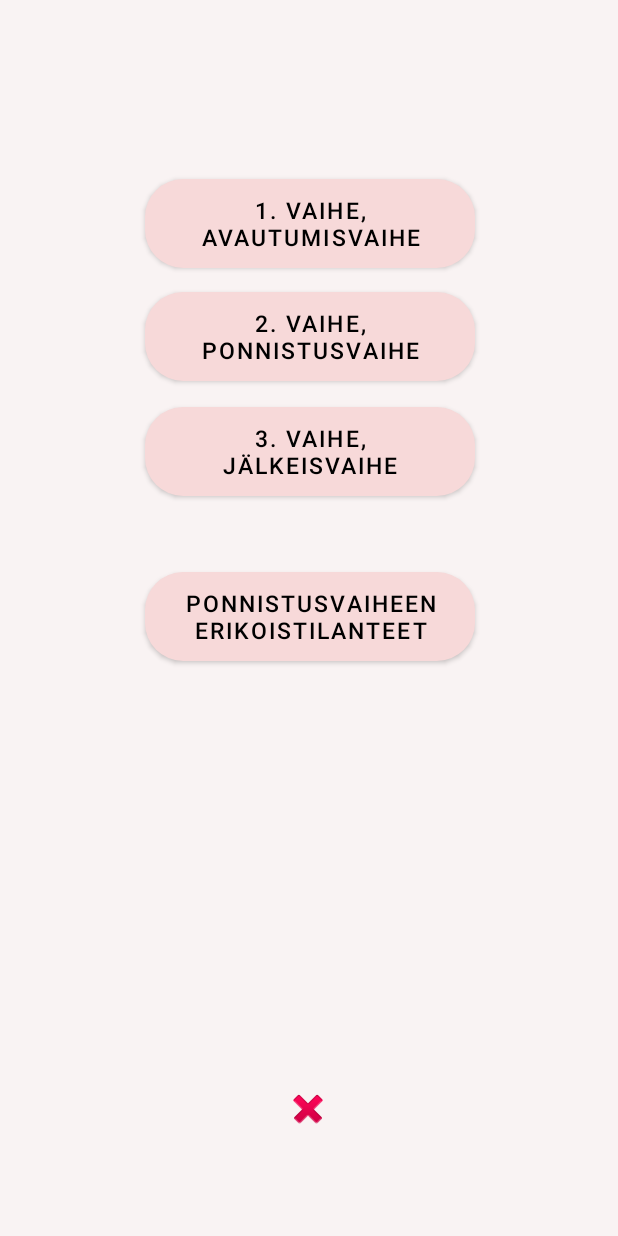
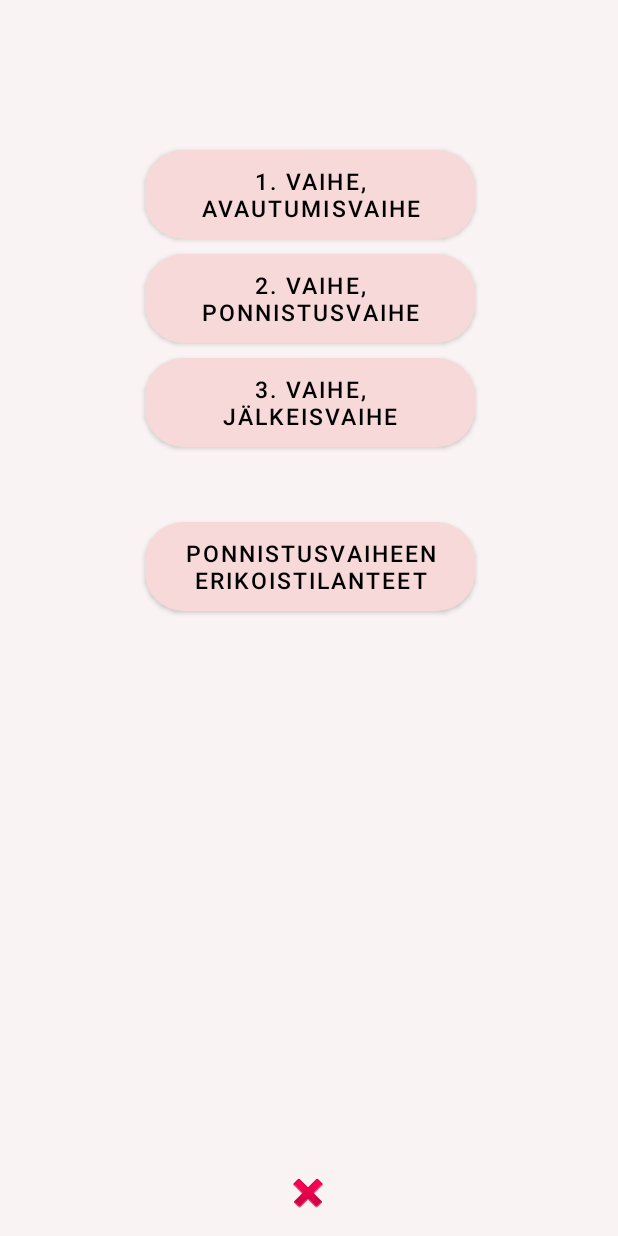
Before and after one commit to Hankonen/JokuAppi, an Android app: the Straight_to_labor_activity screen opened directly, with no data from a screen before it, on a phone screen of 412 x 824 dp. Run offline under Robolectric (Android 15) with nearby library versions, the phone set to English and light mode, and no system bars.

Commit message:
Animaation constrainit paranneltu

```diff
--- a/app/src/main/res/layout/activity_straight_to_labor_activity.xml
+++ b/app/src/main/res/layout/activity_straight_to_labor_activity.xml
@@ -15,6 +15,7 @@
         style="@style/button_style"
         android:layout_width="220dp"
         android:layout_height="wrap_content"
+        android:layout_marginTop="100dp"
         android:onClick="onClickListener_ekaVaihe"
         android:text="@string/button_eka_vaihe"
         app:layout_constraintBottom_toBottomOf="parent"
@@ -22,50 +23,48 @@
         app:layout_constraintHorizontal_bias="0.502"
         app:layout_constraintStart_toStartOf="parent"
         app:layout_constraintTop_toTopOf="parent"
-        app:layout_constraintVertical_bias="0.156" />
+        app:layout_constraintVertical_bias="0.0" />
 
     <Button
         android:id="@+id/button_toka_vaihe"
         style="@style/button_style"
         android:layout_width="220dp"
         android:layout_height="wrap_content"
+        android:layout_marginTop="10dp"
         android:onClick="onClickListener_NormalLabor"
         android:text="@string/button_toka_vaihe"
         app:layout_constraintBottom_toBottomOf="parent"
-        app:layout_constraintEnd_toEndOf="parent"
-        app:layout_constraintHorizontal_bias="0.0"
+        app:layout_constraintEnd_toEndOf="@+id/button_eka_vaihe"
         app:layout_constraintStart_toStartOf="@+id/button_eka_vaihe"
-        app:layout_constraintTop_toTopOf="parent"
-        app:layout_constraintVertical_bias="0.255" />
+        app:layout_constraintTop_toBottomOf="@+id/button_eka_vaihe"
+        app:layout_constraintVertical_bias="0.0" />
 
     <Button
         android:id="@+id/button_erikoisvaiheet"
         style="@style/button_style"
         android:layout_width="220dp"
         android:layout_height="wrap_content"
-        android:layout_marginEnd="77dp"
+        android:layout_marginTop="50dp"
         android:text="@string/Erikoistilanteet"
         app:layout_constraintBottom_toBottomOf="parent"
-        app:layout_constraintEnd_toEndOf="parent"
-        app:layout_constraintHorizontal_bias="0.0"
-        app:layout_constraintStart_toStartOf="@+id/button_toka_vaihe"
-        app:layout_constraintTop_toTopOf="parent"
-        app:layout_constraintVertical_bias="0.499" />
+        app:layout_constraintEnd_toEndOf="@+id/button_kolmas_vaihe2"
+        app:layout_constraintStart_toStartOf="@+id/button_kolmas_vaihe2"
+        app:layout_constraintTop_toBottomOf="@+id/button_kolmas_vaihe2"
+        app:layout_constraintVertical_bias="0.0" />
 
     <Button
         android:id="@+id/button_kolmas_vaihe2"
         style="@style/button_style"
         android:layout_width="220dp"
         android:layout_height="wrap_content"
-        android:layout_marginEnd="77dp"
+        android:layout_marginTop="10dp"
         android:onClick="onClickListener_kolmasVaihe"
         android:text="@string/button_kolmas_vaihe"
         app:layout_constraintBottom_toBottomOf="parent"
-        app:layout_constraintEnd_toEndOf="parent"
-        app:layout_constraintHorizontal_bias="0.0"
-        app:layout_constraintStart_toStartOf="@+id/button_erikoisvaiheet"
-        app:layout_constraintTop_toTopOf="parent"
-        app:layout_constraintVertical_bias="0.355" />
+        app:layout_constraintEnd_toEndOf="@+id/button_toka_vaihe"
+        app:layout_constraintStart_toStartOf="@+id/button_toka_vaihe"
+        app:layout_constraintTop_toBottomOf="@+id/button_toka_vaihe"
+        app:layout_constraintVertical_bias="0.0" />
 
     <Button
         android:id="@+id/button_normal_labor2"
@@ -116,13 +115,14 @@
         android:id="@+id/exit_button_STL"
         android:layout_width="68dp"
         android:layout_height="57dp"
-        android:layout_marginBottom="56dp"
         android:background="#00FFFFFF"
         android:onClick="onClick_exit"
         app:layout_constraintBottom_toBottomOf="parent"
         app:layout_constraintEnd_toEndOf="parent"
         app:layout_constraintHorizontal_bias="0.498"
         app:layout_constraintStart_toStartOf="parent"
+        app:layout_constraintTop_toTopOf="parent"
+        app:layout_constraintVertical_bias="1.0"
         app:srcCompat="@android:drawable/ic_delete" />
 
 </androidx.constraintlayout.motion.widget.MotionLayout>
--- a/app/src/main/res/xml/activity_straight_to_labor_activity_scene.xml
+++ b/app/src/main/res/xml/activity_straight_to_labor_activity_scene.xml
@@ -6,7 +6,7 @@
     <Transition
         motion:constraintSetEnd="@+id/end"
         motion:constraintSetStart="@id/start"
-        motion:duration="1000">
+        motion:duration="500">
        <KeyFrameSet>
            <KeyAttribute
                motion:motionTarget="@+id/button_eka_vaihe"
@@ -21,88 +21,85 @@
     <ConstraintSet android:id="@+id/end">
         <Constraint
             android:layout_height="wrap_content"
-            motion:layout_constraintStart_toStartOf="parent"
             motion:layout_constraintBottom_toBottomOf="parent"
-            motion:layout_constraintHorizontal_bias="0.528"
-            motion:layout_constraintEnd_toEndOf="parent"
             android:layout_width="220dp"
             android:id="@+id/button_toka_vaihe"
             motion:layout_constraintTop_toBottomOf="@+id/button_eka_vaihe"
-            motion:layout_constraintVertical_bias="0.031"
-            android:layout_marginTop="2dp" />
+            motion:layout_constraintVertical_bias="0.0"
+            android:layout_marginTop="10dp"
+            motion:layout_constraintStart_toStartOf="@+id/button_eka_vaihe"
+            motion:layout_constraintEnd_toEndOf="@+id/button_eka_vaihe" />
         <Constraint
-            motion:layout_constraintVertical_bias="0.587"
             android:layout_height="60dp"
             motion:layout_constraintStart_toStartOf="parent"
-            motion:layout_constraintTop_toTopOf="parent"
             motion:layout_constraintBottom_toBottomOf="parent"
             motion:layout_constraintHorizontal_bias="0.497"
             motion:layout_constraintEnd_toEndOf="parent"
             android:layout_width="180dp"
-            android:id="@+id/button_normal_labor2" />
+            android:id="@+id/button_normal_labor2"
+            motion:layout_constraintTop_toBottomOf="@+id/button_erikoisvaiheet"
+            motion:layout_constraintVertical_bias="0.0"
+            android:layout_marginTop="10dp" />
         <Constraint
             android:layout_height="60dp"
             motion:layout_constraintBottom_toBottomOf="parent"
-            motion:layout_constraintEnd_toEndOf="parent"
             android:layout_width="180dp"
             android:id="@+id/button_peratilan_synnytys2"
+            motion:layout_constraintStart_toStartOf="@+id/button_normal_labor2"
             motion:layout_constraintTop_toBottomOf="@+id/button_normal_labor2"
-            motion:layout_constraintVertical_bias="0.055"
-            motion:layout_constraintStart_toStartOf="@+id/button_normal_labor2"
-            motion:layout_constraintHorizontal_bias="0.0" />
+            motion:layout_constraintVertical_bias="0.0"
+            android:layout_marginTop="10dp"
+            motion:layout_constraintEnd_toEndOf="@+id/button_normal_labor2" />
         <Constraint
             android:layout_height="60dp"
             motion:layout_constraintBottom_toBottomOf="parent"
-            motion:layout_constraintEnd_toEndOf="parent"
             android:layout_width="180dp"
             android:id="@+id/button_napanuoran_esiinluiskahdus2"
             android:layout_marginBottom="36dp"
             motion:layout_constraintTop_toBottomOf="@+id/button_peratilan_synnytys2"
             motion:layout_constraintVertical_bias="0.12"
             motion:layout_constraintStart_toStartOf="@+id/button_peratilan_synnytys2"
-            motion:layout_constraintHorizontal_bias="0.0" />
+            motion:layout_constraintEnd_toEndOf="@+id/button_peratilan_synnytys2" />
         <Constraint
             motion:layout_constraintEnd_toEndOf="parent"
             android:layout_width="220dp"
             android:layout_height="wrap_content"
             motion:layout_constraintBottom_toBottomOf="parent"
-            motion:layout_constraintVertical_bias="0.161"
+            motion:layout_constraintVertical_bias="0.0"
             motion:layout_constraintTop_toTopOf="parent"
             motion:layout_constraintStart_toStartOf="parent"
             android:id="@+id/button_eka_vaihe"
-            motion:layout_constraintHorizontal_bias="0.513" />
+            motion:layout_constraintHorizontal_bias="0.513"
+            android:layout_marginTop="100dp" />
         <Constraint
-            android:layout_marginEnd="77dp"
-            motion:layout_constraintVertical_bias="0.374"
             android:layout_height="wrap_content"
-            motion:layout_constraintStart_toStartOf="@+id/button_erikoisvaiheet"
-            motion:layout_constraintTop_toTopOf="parent"
             motion:layout_constraintBottom_toBottomOf="parent"
-            motion:layout_constraintHorizontal_bias="0.0"
-            motion:layout_constraintEnd_toEndOf="parent"
             android:layout_width="220dp"
             android:id="@+id/button_kolmas_vaihe2"
-            android:layout_marginTop="2dp" />
+            motion:layout_constraintStart_toStartOf="@+id/button_toka_vaihe"
+            motion:layout_constraintTop_toBottomOf="@+id/button_toka_vaihe"
+            android:layout_marginTop="10dp"
+            motion:layout_constraintVertical_bias="0.0"
+            motion:layout_constraintEnd_toEndOf="@+id/button_toka_vaihe" />
         <Constraint
-            android:layout_marginEnd="77dp"
-            motion:layout_constraintVertical_bias="0.482"
             android:layout_height="wrap_content"
-            motion:layout_constraintStart_toStartOf="@+id/button_toka_vaihe"
-            motion:layout_constraintTop_toTopOf="parent"
             motion:layout_constraintBottom_toBottomOf="parent"
-            motion:layout_constraintHorizontal_bias="0.0"
-            motion:layout_constraintEnd_toEndOf="parent"
             android:layout_width="220dp"
-            android:id="@+id/button_erikoisvaiheet" />
+            android:id="@+id/button_erikoisvaiheet"
+            motion:layout_constraintTop_toBottomOf="@+id/button_kolmas_vaihe2"
+            android:layout_marginTop="50dp"
+            motion:layout_constraintVertical_bias="0.0"
+            motion:layout_constraintStart_toStartOf="@+id/button_kolmas_vaihe2"
+            motion:layout_constraintEnd_toEndOf="@+id/button_kolmas_vaihe2" />
         <Constraint
             motion:layout_constraintEnd_toEndOf="parent"
             android:layout_width="68dp"
             android:layout_height="57dp"
             motion:layout_constraintBottom_toBottomOf="parent"
-            android:layout_marginBottom="56dp"
             motion:layout_constraintHorizontal_bias="0.498"
             motion:layout_constraintStart_toStartOf="parent"
             android:id="@+id/exit_button_STL"
-            motion:layout_constraintTop_toBottomOf="@+id/button_napanuoran_esiinluiskahdus2" />
+            motion:layout_constraintTop_toTopOf="parent"
+            motion:layout_constraintVertical_bias="1.0" />
     </ConstraintSet>
 </MotionScene>
```
